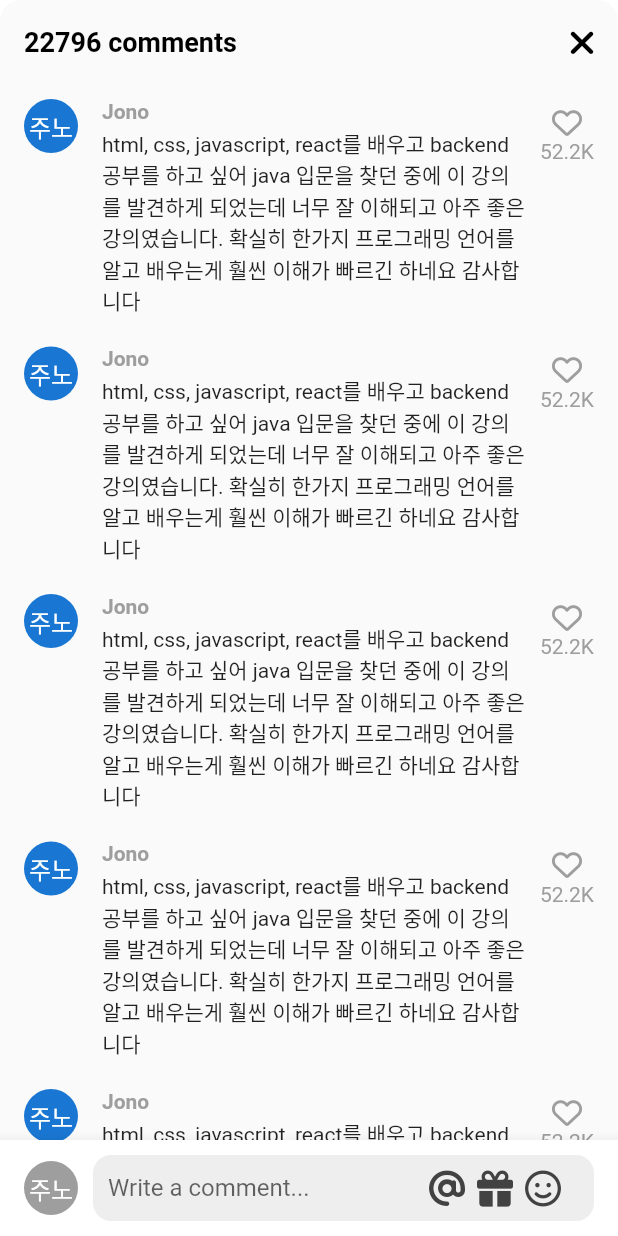
After one commit to wxxd-fxrest/woodtok, a Flutter app: the VideoComments screen opened directly, on a phone screen of 412 x 824 dp. The commit adds this screen. Run offline on Flutter 3.47's test engine with Material 2 defaults, Android fonts, the phone set to English and light mode, and no system bars; our stand-ins replace font_awesome_flutter, video_player, visibility_detector; network calls fail.

Commit message:
~ #8.4 Conclusions

```diff
--- a/lib/features/main_navigation/main_navigation_screen.dart
+++ b/lib/features/main_navigation/main_navigation_screen.dart
@@ -38,6 +38,7 @@ class _MainNavigationScreenState extends State<MainNavigationScreen> {
   @override
   Widget build(BuildContext context) {
     return Scaffold(
+      resizeToAvoidBottomInset: false,
       backgroundColor: _selectedIndex == 0 ? Colors.black : Colors.white,
       body: Stack(
         children: [
--- /dev/null
+++ b/lib/features/videos/widgets/video_comments.dart
@@ -0,0 +1,213 @@
+import 'package:flutter/material.dart';
+import 'package:font_awesome_flutter/font_awesome_flutter.dart';
+import 'package:woodtok/constants/gaps.dart';
+import 'package:woodtok/constants/sizes.dart';
+
+class VideoComments extends StatefulWidget {
+  const VideoComments({super.key});
+
+  @override
+  State<VideoComments> createState() => _VideoCommentsState();
+}
+
+class _VideoCommentsState extends State<VideoComments> {
+  bool _isWriting = false;
+
+  final ScrollController _scrollController = ScrollController();
+
+  void _onClosePressed() {
+    Navigator.of(context).pop();
+  }
+
+  void _stopWriting() {
+    FocusScope.of(context).unfocus();
+    setState(() {
+      _isWriting = false;
+    });
+  }
+
+  void _onStartWriting() {
+    setState(() {
+      _isWriting = true;
+    });
+  }
+
+  @override
+  Widget build(BuildContext context) {
+    final size = MediaQuery.of(context).size;
+    return Container(
+      height: size.height * 0.75,
+      clipBehavior: Clip.hardEdge,
+      decoration: BoxDecoration(
+        borderRadius: BorderRadius.circular(
+          Sizes.size14,
+        ),
+      ),
+      child: Scaffold(
+        backgroundColor: Colors.grey.shade50,
+        appBar: AppBar(
+          backgroundColor: Colors.grey.shade50,
+          automaticallyImplyLeading: false,
+          title: const Text("22796 comments"),
+          actions: [
+            IconButton(
+              onPressed: _onClosePressed,
+              icon: const FaIcon(FontAwesomeIcons.xmark),
+            ),
+          ],
+        ),
+        body: GestureDetector(
+          onTap: _stopWriting,
+          child: Stack(
+            children: [
+              Scrollbar(
+                controller: _scrollController,
+                child: ListView.separated(
+                  controller: _scrollController,
+                  padding: const EdgeInsets.only(
+                    top: Sizes.size10,
+                    bottom: Sizes.size96 + Sizes.size20,
+                    left: Sizes.size16,
+                    right: Sizes.size16,
+                  ),
+                  separatorBuilder: (context, index) => Gaps.v20,
+                  itemCount: 10,
+                  itemBuilder: (context, index) => Row(
+                    crossAxisAlignment: CrossAxisAlignment.start,
+                    children: [
+                      const CircleAvatar(
+                        radius: 18,
+                        child: Text("주노"),
+                      ),
+                      Gaps.h16,
+                      Expanded(
+                        child: Column(
+                          crossAxisAlignment: CrossAxisAlignment.start,
+                          children: [
+                            Text(
+                              "Jono",
+                              style: TextStyle(
+                                fontWeight: FontWeight.bold,
+                                fontSize: Sizes.size14,
+                                color: Colors.grey.shade500,
+                              ),
+                            ),
+                            Gaps.v3,
+                            const Text(
+                                "html, css, javascript, react를 배우고 backend 공부를 하고 싶어 java 입문을 찾던 중에 이 강의를 발견하게 되었는데 너무 잘 이해되고 아주 좋은 강의였습니다. 확실히 한가지 프로그래밍 언어를 알고 배우는게 훨씬 이해가 빠르긴 하네요 감사합니다")
+                          ],
+                        ),
+                      ),
+                      Gaps.h10,
+                      Column(
+                        children: [
+                          Gaps.v5,
+                          FaIcon(
+                            FontAwesomeIcons.heart,
+                            size: Sizes.size20,
+                            color: Colors.grey.shade500,
+                          ),
+                          Gaps.v2,
+                          Text(
+                            "52.2K",
+                            style: TextStyle(
+                              color: Colors.grey.shade500,
+                            ),
+                          ),
+                        ],
+                      ),
+                    ],
+                  ),
+                ),
+              ),
+              Positioned(
+                bottom: 0,
+                width: size.width,
+                child: BottomAppBar(
+                  color: Colors.white,
+                  child: Padding(
+                    padding: const EdgeInsets.symmetric(
+                      horizontal: Sizes.size16,
+                      vertical: Sizes.size10,
+                    ),
+                    child: Row(
+                      children: [
+                        CircleAvatar(
+                          radius: 18,
+                          backgroundColor: Colors.grey.shade500,
+                          foregroundColor: Colors.white,
+                          child: const Text("주노"),
+                        ),
+                        Gaps.h10,
+                        Expanded(
+                          child: SizedBox(
+                            height: Sizes.size44,
+                            child: TextField(
+                              onTap: _onStartWriting,
+                              expands: true,
+                              minLines: null,
+                              maxLines: null,
+                              textInputAction: TextInputAction.newline,
+                              cursorColor: Theme.of(context).primaryColor,
+                              decoration: InputDecoration(
+                                hintText: "Write a comment...",
+                                border: OutlineInputBorder(
+                                    borderRadius: BorderRadius.circular(
+                                      Sizes.size12,
+                                    ),
+                                    borderSide: BorderSide.none),
+                                filled: true,
+                                fillColor: Colors.grey.shade200,
+                                contentPadding: const EdgeInsets.symmetric(
+                                  horizontal: Sizes.size10,
+                                ),
+                                suffixIcon: Padding(
+                                  padding: const EdgeInsets.only(
+                                    right: Sizes.size14,
+                                  ),
+                                  child: Row(
+                                    mainAxisSize: MainAxisSize.min,
+                                    children: [
+                                      FaIcon(
+                                        FontAwesomeIcons.at,
+                                        color: Colors.grey.shade800,
+                                      ),
+                                      Gaps.h8,
+                                      FaIcon(
+                                        FontAwesomeIcons.gift,
+                                        color: Colors.grey.shade800,
+                                      ),
+                                      Gaps.h8,
+                                      FaIcon(
+                                        FontAwesomeIcons.faceSmile,
+                                        color: Colors.grey.shade800,
+                                      ),
+                                      Gaps.h8,
+                                      if (_isWriting)
+                                        GestureDetector(
+                                          onTap: _stopWriting,
+                                          child: FaIcon(
+                                            FontAwesomeIcons.circleArrowUp,
+                                            color:
+                                                Theme.of(context).primaryColor,
+                                          ),
+                                        ),
+                                    ],
+                                  ),
+                                ),
+                              ),
+                            ),
+                          ),
+                        ),
+                      ],
+                    ),
+                  ),
+                ),
+              )
+            ],
+          ),
+        ),
+      ),
+    );
+  }
+}
--- a/lib/features/videos/widgets/video_post.dart
+++ b/lib/features/videos/widgets/video_post.dart
@@ -5,6 +5,7 @@ import 'package:visibility_detector/visibility_detector.dart';
 import 'package:woodtok/constants/gaps.dart';
 import 'package:woodtok/constants/sizes.dart';
 import 'package:woodtok/features/videos/widgets/video_button.dart';
+import 'package:woodtok/features/videos/widgets/video_comments.dart';
 
 class VideoPost extends StatefulWidget {
   final Function onVideoFinished;
@@ -70,7 +71,9 @@ class _VideoPostState extends State<VideoPost>
   }
 
   void _onVisivilityChanged(VisibilityInfo info) {
-    if (info.visibleFraction == 1 && !_videoPlayerController.value.isPlaying) {
+    if (info.visibleFraction == 1 &&
+        !_isPaused &&
+        !_videoPlayerController.value.isPlaying) {
       _videoPlayerController.play();
     }
   }
@@ -86,6 +89,19 @@ class _VideoPostState extends State<VideoPost>
     setState(() {
       _isPaused = !_isPaused;
     });
+  }
+
+  void _onCommentsTap(BuildContext context) async {
+    if (_videoPlayerController.value.isPlaying) {
+      _onTogglePause();
+    }
+    await showModalBottomSheet(
+      context: context,
+      isScrollControlled: true,
+      backgroundColor: Colors.transparent,
+      builder: (context) => const VideoComments(),
+    );
+    _onTogglePause();
   }
 
   @override
@@ -159,8 +175,8 @@ class _VideoPostState extends State<VideoPost>
             bottom: 20,
             right: 10,
             child: Column(
-              children: const [
-                CircleAvatar(
+              children: [
+                const CircleAvatar(
                   radius: 25,
                   backgroundColor: Colors.black,
                   foregroundColor: Colors.white,
@@ -170,17 +186,20 @@ class _VideoPostState extends State<VideoPost>
                   child: Text("니꼬"),
                 ),
                 Gaps.v24,
-                VideoButton(
+                const VideoButton(
                   icon: FontAwesomeIcons.solidHeart,
                   text: "2.9M",
                 ),
                 Gaps.v24,
-                VideoButton(
-                  icon: FontAwesomeIcons.solidComment,
-                  text: "33K",
+                GestureDetector(
+                  onTap: () => _onCommentsTap(context),
+                  child: const VideoButton(
+                    icon: FontAwesomeIcons.solidComment,
+                    text: "33K",
+                  ),
                 ),
                 Gaps.v24,
-                VideoButton(
+                const VideoButton(
                   icon: FontAwesomeIcons.share,
                   text: "Share",
                 ),
```
